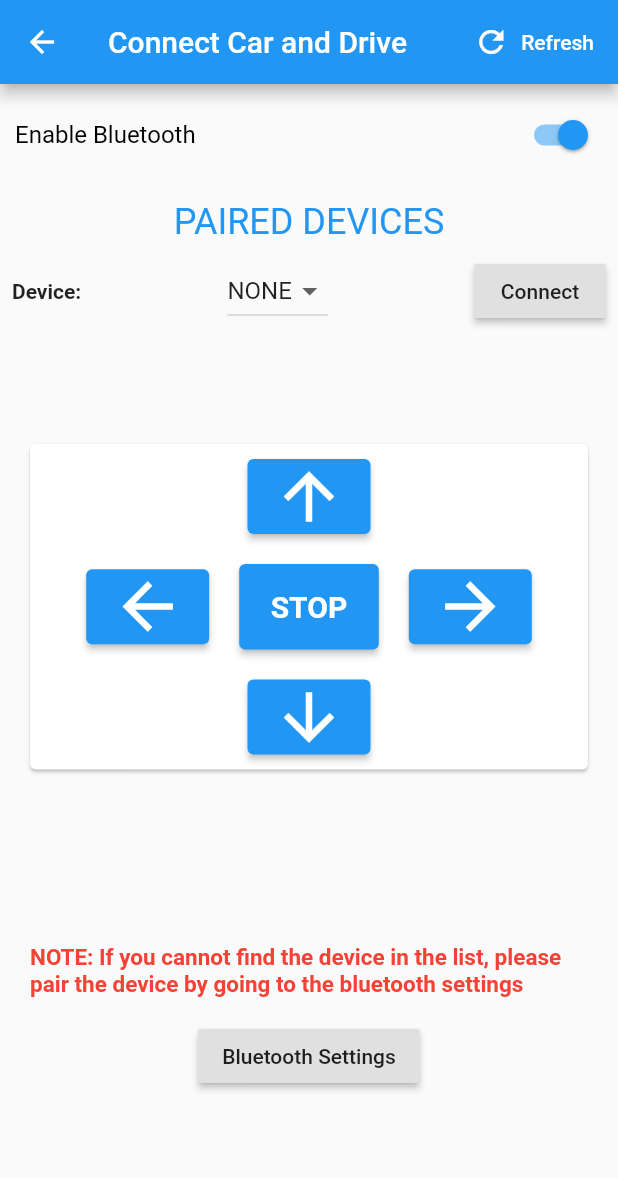
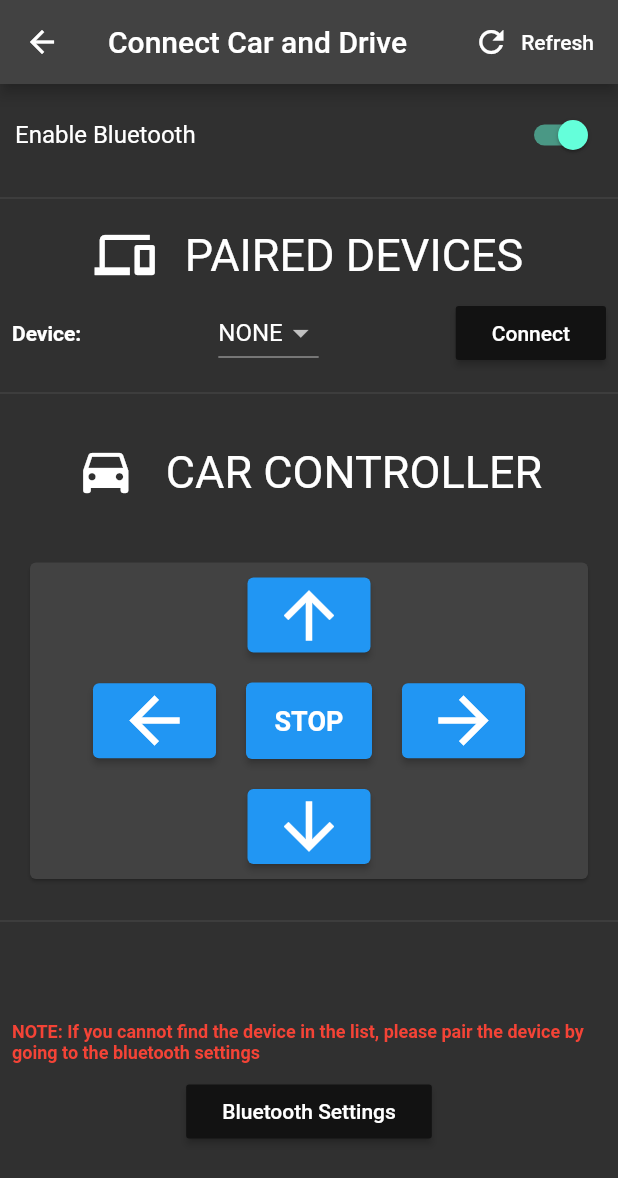
Before and after one commit to waleedrehman31/Bluetooth_Car_App, a Flutter app: the BluetoothApp screen opened directly, on a phone screen of 412 x 824 dp. Shown: the top 1178 px of the screen. Run offline on Flutter 3.47's test engine with Material 2 defaults, Android fonts, the phone set to English and light mode, and no system bars; our stand-ins replace flutter_bluetooth_serial; network calls fail.

Commit message:
:sparkles: Improve APP UI :sparkles:

```diff
--- a/lib/Blue/bluetooth.dart
+++ b/lib/Blue/bluetooth.dart
@@ -11,11 +11,15 @@ import 'package:flutter/material.dart';
 import 'package:flutter_bluetooth_serial/flutter_bluetooth_serial.dart';
 
 class BluetoothApp extends StatefulWidget {
+  const BluetoothApp({Key? key}) : super(key: key);
+
   @override
   _BluetoothAppState createState() => _BluetoothAppState();
 }
 
 class _BluetoothAppState extends State<BluetoothApp> {
+  static Color mainColor = Color.fromRGBO(18, 18, 18, 1);
+  static Color cardColor = Color.fromRGBO(31, 26, 36, 1);
   // Initializing the Bluetooth connection state to be unknown
   BluetoothState _bluetoothState = BluetoothState.UNKNOWN;
   // Initializing a global key, as it would help us in showing a SnackBar later
@@ -139,7 +143,6 @@ class _BluetoothAppState extends State<BluetoothApp> {
       key: _scaffoldKey,
       appBar: AppBar(
         title: const Text("Connect Car and Drive"),
-        backgroundColor: Colors.blue,
         actions: <Widget>[
           FlatButton.icon(
             icon: const Icon(
@@ -155,7 +158,7 @@ class _BluetoothAppState extends State<BluetoothApp> {
             shape: RoundedRectangleBorder(
               borderRadius: BorderRadius.circular(30),
             ),
-            splashColor: Colors.deepPurple,
+            splashColor: Colors.blue,
             onPressed: () async {
               // So, that when new devices are paired
               // while the app is running, user can refresh
@@ -188,7 +191,7 @@ class _BluetoothAppState extends State<BluetoothApp> {
                     child: Text(
                       'Enable Bluetooth',
                       style: const TextStyle(
-                        color: Colors.black,
+                        color: Colors.white,
                         fontSize: 16,
                       ),
                     ),
@@ -220,17 +223,34 @@ class _BluetoothAppState extends State<BluetoothApp> {
                 ],
               ),
             ),
+            Divider(),
             Stack(
               children: <Widget>[
                 Column(
                   children: <Widget>[
-                    const Padding(
+                    Padding(
                       padding: EdgeInsets.only(top: 10),
-                      child: Text(
+                      child: Center(
+                        child: Row(
+                          crossAxisAlignment: CrossAxisAlignment.center,
+                          mainAxisAlignment: MainAxisAlignment.center,
+                          // ignore: prefer_const_literals_to_create_immutables
+                          children: [
+                            Icon(
+                              Icons.devices,
+                              size: 40,
+                            ),
+                            SizedBox(
+                              width: 20,
+                            ),
+                            Text(
                               "PAIRED DEVICES",
-                        style:
-                            const TextStyle(fontSize: 24, color: Colors.blue),
+                              style: const TextStyle(
+                                  fontSize: 30, color: Colors.white),
                               textAlign: TextAlign.center,
+                            ),
+                          ],
+                        ),
                       ),
                     ),
                     Padding(
@@ -251,68 +271,24 @@ class _BluetoothAppState extends State<BluetoothApp> {
                             value: _devicesList.isNotEmpty ? _device : null,
                           ),
                           RaisedButton(
+                            color: mainColor,
                             onPressed: _isButtonUnavailable
                                 ? null
                                 : _connected
                                     ? _disconnect
                                     : _connect,
-                            child: Text(_connected ? 'Disconnect' : 'Connect'),
+                            child: Padding(
+                              padding: const EdgeInsets.all(8.0),
+                              child: Text(
+                                _connected ? 'Disconnect' : 'Connect',
+                                style: TextStyle(fontSize: 14),
+                              ),
+                            ),
                           ),
                         ],
                       ),
                     ),
-                    // Padding(
-                    //   padding: const EdgeInsets.all(16.0),
-                    //   child: Card(
-                    //     shape: RoundedRectangleBorder(
-                    //       side: new BorderSide(
-                    //         color: Colors.white,
-                    //         // _deviceState == 0
-                    //         //     ? colors['neutralBorderColor']
-                    //         //     : _deviceState == 1
-                    //         //         ? colors['onBorderColor']
-                    //         //         : colors['offBorderColor'],
-                    //         width: 3,
-                    //       ),
-                    //       borderRadius: BorderRadius.circular(4.0),
-                    //     ),
-                    //     elevation: _deviceState == 0 ? 4 : 0,
-                    //     child: Padding(
-                    //       padding: const EdgeInsets.all(8.0),
-                    //       child: Row(
-                    //         children: <Widget>[
-                    //           Expanded(
-                    //             child: Text(
-                    //               "DEVICE 1",
-                    //               style: TextStyle(
-                    //                 fontSize: 20,
-                    //                 color: _deviceState == 0
-                    //                     ? colors['neutralTextColor']
-                    //                     : _deviceState == 1
-                    //                         ? colors['onTextColor']
-                    //                         : colors['offTextColor'],
-                    //               ),
-                    //             ),
-                    //           ),
-                    //           FlatButton(
-                    //             onPressed: () {
-                    //               if (_connected) {
-                    //                 _sendOnMessageToBluetooth("F");
-                    //               }
-                    //             },
-                    //             child: const Text("ON"),
-                    //           ),
-                    //           FlatButton(
-                    //             onPressed: _connected
-                    //                 ? _sendOffMessageToBluetooth
-                    //                 : null,
-                    //             child: const Text("OFF"),
-                    //           ),
-                    //         ],
-                    //       ),
-                    //     ),
-                    //   ),
-                    // ),
+                    Divider(),
                   ],
                 ),
                 Container(
@@ -321,7 +297,34 @@ class _BluetoothAppState extends State<BluetoothApp> {
               ],
             ),
             SizedBox(
-              height: 50,
+              height: 20,
+            ),
+            Padding(
+              padding: EdgeInsets.only(top: 5),
+              child: Center(
+                child: Row(
+                  crossAxisAlignment: CrossAxisAlignment.center,
+                  mainAxisAlignment: MainAxisAlignment.center,
+                  // ignore: prefer_const_literals_to_create_immutables
+                  children: [
+                    Icon(
+                      Icons.drive_eta,
+                      size: 40,
+                    ),
+                    SizedBox(
+                      width: 20,
+                    ),
+                    Text(
+                      "CAR CONTROLLER",
+                      style: const TextStyle(fontSize: 30, color: Colors.white),
+                      textAlign: TextAlign.center,
+                    ),
+                  ],
+                ),
+              ),
+            ),
+            SizedBox(
+              height: 20,
             ),
             Column(
               mainAxisAlignment: MainAxisAlignment.end,
@@ -358,12 +361,18 @@ class _BluetoothAppState extends State<BluetoothApp> {
                           mainAxisAlignment: MainAxisAlignment.center,
                           crossAxisAlignment: CrossAxisAlignment.center,
                           children: [
-                            ElevatedButton(
+                            GestureDetector(
                               onLongPress: () {
                                 if (_connected) {
                                   _sendOnMessageToBluetooth("L");
                                 }
                               },
+                              onLongPressEnd: () {
+                                if (_connected) {
+                                  _sendOnMessageToBluetooth("S");
+                                }
+                              },
+                              child: ElevatedButton(
                                 onPressed: () {
                                   // if (_connected) {
                                   //   _sendOnMessageToBluetooth("L");
@@ -372,6 +381,7 @@ class _BluetoothAppState extends State<BluetoothApp> {
                                 child: const Icon(
                                   Icons.arrow_back_sharp,
                                   size: 50,
+                                ),
                               ),
                             ),
                             SizedBox(
@@ -385,13 +395,13 @@ class _BluetoothAppState extends State<BluetoothApp> {
                               },
                               child: Padding(
                                 padding: const EdgeInsets.symmetric(
-                                  vertical: 17.0,
-                                  horizontal: 5.0,
+                                  vertical: 15.0,
+                                  horizontal: 3.0,
                                 ),
                                 child: Text(
                                   "STOP",
                                   style: TextStyle(
-                                    fontSize: 20,
+                                    fontSize: 18,
                                     fontWeight: FontWeight.bold,
                                   ),
                                 ),
@@ -446,9 +456,10 @@ class _BluetoothAppState extends State<BluetoothApp> {
                 ),
               ],
             ),
+            Divider(),
             Expanded(
               child: Padding(
-                padding: const EdgeInsets.all(20),
+                padding: const EdgeInsets.all(8),
                 child: Center(
                   child: Column(
                     mainAxisAlignment: MainAxisAlignment.center,
@@ -456,15 +467,22 @@ class _BluetoothAppState extends State<BluetoothApp> {
                       const Text(
                         "NOTE: If you cannot find the device in the list, please pair the device by going to the bluetooth settings",
                         style: const TextStyle(
-                          fontSize: 15,
+                          fontSize: 12,
                           fontWeight: FontWeight.bold,
                           color: Colors.red,
                         ),
                       ),
-                      const SizedBox(height: 15),
+                      const SizedBox(height: 8),
                       RaisedButton(
+                        color: mainColor,
                         elevation: 2,
-                        child: const Text("Bluetooth Settings"),
+                        child: Padding(
+                          padding: const EdgeInsets.all(8.0),
+                          child: Text(
+                            "Bluetooth Settings",
+                            style: TextStyle(fontSize: 14),
+                          ),
+                        ),
                         onPressed: () {
                           FlutterBluetoothSerial.instance.openSettings();
                         },
--- a/lib/main.dart
+++ b/lib/main.dart
@@ -9,13 +9,12 @@ class MyApp extends StatelessWidget {
   const MyApp({Key? key}) : super(key: key);
 
   // This widget is the root of your application.
+  static Color mainColor = Color.fromRGBO(18, 18, 18, 1);
   @override
   Widget build(BuildContext context) {
     return MaterialApp(
       title: 'Bluetooth Car Controller',
-      theme: ThemeData(
-        primarySwatch: Colors.blue,
-      ),
+      theme: ThemeData.dark(),
       home: const Home(title: 'Arduino Bluetooth Car Controller'),
     );
   }
```
Also changed, not shown: lib/about.dart (+15 -11 lines), lib/home.dart (+33 -13 lines), assets/images/Adeel2.jpeg (added), assets/images/Hamza2.jpeg (added), assets/images/Moiz2.jpeg (added), assets/images/Sohail2.jpeg (added). Lines whose indentation alone changed are shown as unchanged.
